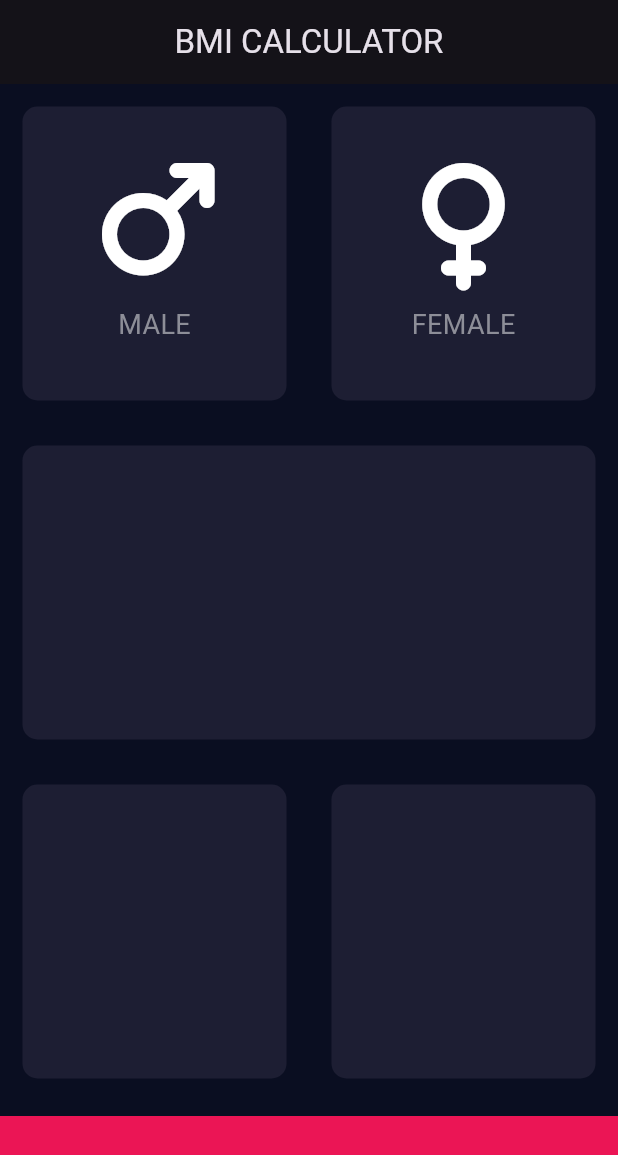
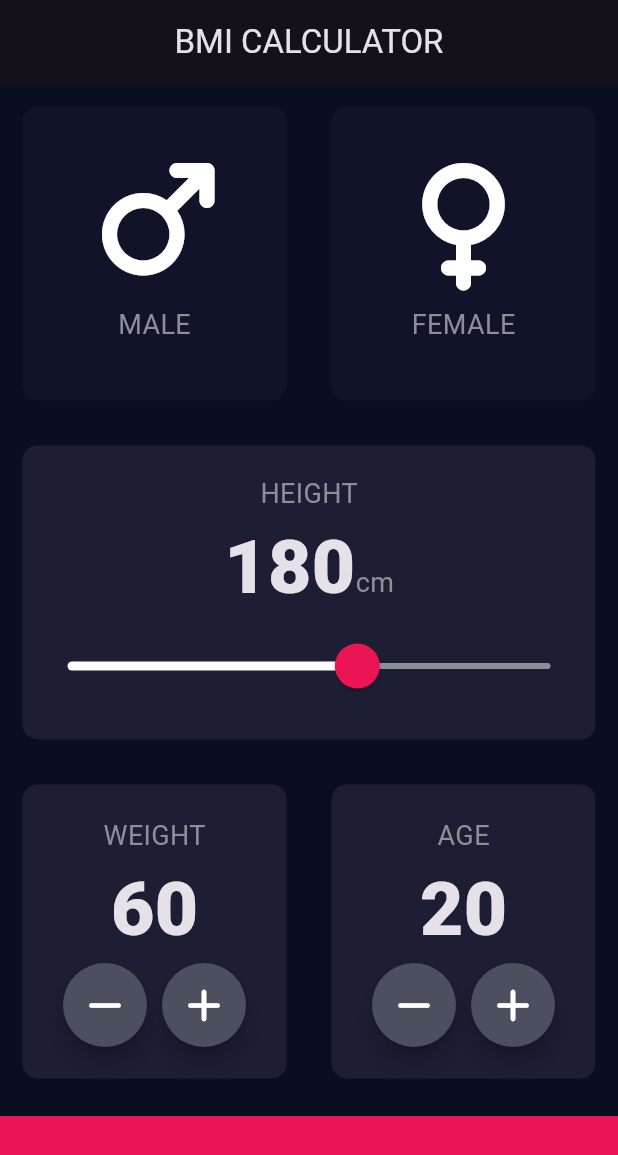
Before and after one commit to StarkUsman/BMI-Calculator, a Flutter app: the screen it shows after launch, on a phone screen of 412 x 824 dp. Shown: the top 1155 px of the screen. Run offline on Flutter 3.47's test engine with Material 3 defaults, Android fonts, the phone set to English and light mode, and no system bars; our stand-ins replace font_awesome_flutter.

Commit message:
completed the UI

```diff
--- /dev/null
+++ b/lib/constants.dart
@@ -0,0 +1,11 @@
+import 'package:flutter/material.dart';
+
+const kBottomContainerHeight = 80.0;
+const kBottomContainerColor = Color(0xFFEB1555);
+const kInkActiveCardColor = Color(0xFF111328);
+const kActiveCardColor = Color(0xFF1D1E33);
+const kLabelTextStyle = TextStyle(fontSize: 18.0, color: Color(0xFF8D8E98));
+const kNumberTextStyle = TextStyle(
+  fontSize: 50.0,
+  fontWeight: FontWeight.w900,
+);
--- a/lib/icon_content.dart
+++ b/lib/icon_content.dart
@@ -1,6 +1,5 @@
 import 'package:flutter/material.dart';
-
-const labelTextStyle = TextStyle(fontSize: 18.0, color: Color(0xFF8D8E98));
+import 'constants.dart';
 
 class IconContent extends StatelessWidget {
   IconContent(this.IconName, this.Label);
@@ -14,7 +13,7 @@ class IconContent extends StatelessWidget {
       children: [
         Icon(IconName, size: 80.0),
         SizedBox(height: 15.0),
-        Text(Label, style: labelTextStyle),
+        Text(Label, style: kLabelTextStyle),
       ],
     );
   }
--- a/lib/input_page.dart
+++ b/lib/input_page.dart
@@ -2,10 +2,9 @@ import 'package:flutter/material.dart';
 import 'package:font_awesome_flutter/font_awesome_flutter.dart';
 import 'reusable_card.dart';
 import 'icon_content.dart';
+import 'constants.dart';
 
-const bottomContainerHeight = 80.0;
-const bottomContainerColor = Color(0xFFEB1555);
-const activeCardColor = Color(0xFF1D1E33);
+enum Gender { male, female }
 
 class InputPage extends StatefulWidget {
   @override
@@ -13,53 +12,195 @@ class InputPage extends StatefulWidget {
 }
 
 class _InputPageState extends State<InputPage> {
+  Gender? selectedGender;
+  int height = 180;
+  int weight = 60;
+  int age = 20;
+
   @override
   Widget build(BuildContext context) {
     return Scaffold(
       appBar: AppBar(title: Text('BMI CALCULATOR'), centerTitle: true),
       body: Column(
+        crossAxisAlignment: CrossAxisAlignment.stretch,
         children: [
           Expanded(
             child: Row(
               children: [
                 Expanded(
                   child: ReuseableCard(
-                    colr: activeCardColor,
-                    cardChild: IconContent(
-                      FontAwesomeIcons.mars,
-                      'MALE',
+                    onPress: () {
+                      setState(() {
+                        selectedGender = Gender.male;
+                      });
+                    },
+                    colr: selectedGender == Gender.male
+                        ? kActiveCardColor
+                        : kInkActiveCardColor,
+                    cardChild: IconContent(FontAwesomeIcons.mars, 'MALE'),
+                  ),
+                ),
+                Expanded(
+                  child: ReuseableCard(
+                    onPress: () {
+                      setState(() {
+                        selectedGender = Gender.female;
+                      });
+                    },
+                    colr: selectedGender == Gender.female
+                        ? kActiveCardColor
+                        : kInkActiveCardColor,
+                    cardChild: IconContent(FontAwesomeIcons.venus, 'FEMALE'),
+                  ),
+                ),
+              ],
+            ),
+          ),
+          Expanded(
+            child: ReuseableCard(
+              colr: kActiveCardColor,
+              cardChild: Column(
+                mainAxisAlignment: MainAxisAlignment.center,
+                children: <Widget>[
+                  Text('HEIGHT', style: kLabelTextStyle),
+                  Row(
+                    mainAxisAlignment: MainAxisAlignment.center,
+                    crossAxisAlignment: CrossAxisAlignment.baseline,
+                    textBaseline: TextBaseline.alphabetic,
+                    children: [
+                      Text(height.toString(), style: kNumberTextStyle),
+                      Text('cm', style: kLabelTextStyle),
+                    ],
+                  ),
+                  SliderTheme(
+                    data: SliderTheme.of(context).copyWith(
+                      thumbColor: Color(0xFFEB1555),
+                      activeTrackColor: Colors.white,
+                      inactiveTrackColor: Color(0xFF8D8E98),
+                      overlayColor: Color(0x29EB1555),
+                      thumbShape: RoundSliderThumbShape(
+                        enabledThumbRadius: 15.0,
+                      ),
+                      overlayShape: RoundSliderOverlayShape(
+                        overlayRadius: 30.0,
+                      ),
+                    ),
+                    child: Slider(
+                      value: height.toDouble(),
+                      min: 120.0,
+                      max: 220.0,
+                      onChanged: (double newValue) {
+                        setState(() {
+                          height = newValue.round();
+                        });
+                      },
+                    ),
+                  ),
+                ],
+              ),
+            ),
+          ),
+          Expanded(
+            child: Row(
+              children: [
+                Expanded(
+                  child: ReuseableCard(
+                    colr: kActiveCardColor,
+                    cardChild: Column(
+                      mainAxisAlignment: MainAxisAlignment.center,
+                      children: [
+                        Text('WEIGHT', style: kLabelTextStyle),
+                        Text(weight.toString(), style: kNumberTextStyle),
+                        Row(
+                          mainAxisAlignment: MainAxisAlignment.center,
+                          children: [
+                            RoundIconButton(
+                              icon: FontAwesomeIcons.minus,
+                              onPressed: () {
+                                setState(() {
+                                  weight--;
+                                });
+                              },
+                            ),
+                            SizedBox(width: 10.0),
+                            RoundIconButton(
+                              icon: FontAwesomeIcons.plus,
+                              onPressed: () {
+                                setState(() {
+                                  weight++;
+                                });
+                              },
+                            ),
+                          ],
+                        ),
+                      ],
                     ),
                   ),
                 ),
                 Expanded(
                   child: ReuseableCard(
-                    colr: activeCardColor,
-                    cardChild: IconContent(
-                      FontAwesomeIcons.venus,
-                      'FEMALE',
+                    colr: kActiveCardColor,
+                    cardChild: Column(
+                      mainAxisAlignment: MainAxisAlignment.center,
+                      children: [
+                        Text('AGE', style: kLabelTextStyle),
+                        Text(age.toString(), style: kNumberTextStyle),
+                        Row(
+                          mainAxisAlignment: MainAxisAlignment.center,
+                          children: [
+                            RoundIconButton(
+                              icon: FontAwesomeIcons.minus,
+                              onPressed: () {
+                                setState(() {
+                                  age--;
+                                });
+                              },
+                            ),
+                            SizedBox(width: 10.0),
+                            RoundIconButton(
+                              icon: FontAwesomeIcons.plus,
+                              onPressed: () {
+                                setState(() {
+                                  age++;
+                                });
+                              },
+                            ),
+                          ],
+                        ),
+                      ],
                     ),
                   ),
                 ),
               ],
             ),
           ),
-          Expanded(child: ReuseableCard(colr: activeCardColor)),
-          Expanded(
-            child: Row(
-              children: [
-                Expanded(child: ReuseableCard(colr: activeCardColor)),
-                Expanded(child: ReuseableCard(colr: activeCardColor)),
-              ],
-            ),
-          ),
           Container(
-            color: bottomContainerColor,
+            color: kBottomContainerColor,
             width: double.infinity,
             margin: EdgeInsets.only(top: 10.0),
-            height: bottomContainerHeight,
+            height: kBottomContainerHeight,
           ),
         ],
       ),
     );
   }
 }
+
+class RoundIconButton extends StatelessWidget {
+  const RoundIconButton({@required this.icon, @required this.onPressed});
+
+  final IconData? icon;
+  final VoidCallback? onPressed;
+
+  @override
+  Widget build(BuildContext context) {
+    return RawMaterialButton(
+      child: Icon(icon),
+      onPressed: onPressed,
+      elevation: 6.0,
+      constraints: BoxConstraints.tightFor(width: 56.0, height: 56.0),
+      shape: CircleBorder(),
+      fillColor: Color(0xFF4C4F5E),
+    );
+  }
+}
--- a/lib/reusable_card.dart
+++ b/lib/reusable_card.dart
@@ -1,19 +1,23 @@
 import 'package:flutter/material.dart';
 
 class ReuseableCard extends StatelessWidget {
-  ReuseableCard({required this.colr, this.cardChild});
+  ReuseableCard({required this.colr, this.cardChild, this.onPress});
 
   final Color colr;
   final Widget? cardChild;
+  final onPress;
 
   @override
   Widget build(BuildContext context) {
-    return Container(
-      child: cardChild,
-      margin: EdgeInsets.all(15.0),
-      decoration: BoxDecoration(
-        borderRadius: BorderRadius.circular(10.0),
-        color: colr,
+    return GestureDetector(
+      onTap: onPress,
+      child: Container(
+        child: cardChild,
+        margin: EdgeInsets.all(15.0),
+        decoration: BoxDecoration(
+          borderRadius: BorderRadius.circular(10.0),
+          color: colr,
+        ),
       ),
     );
   }
```
